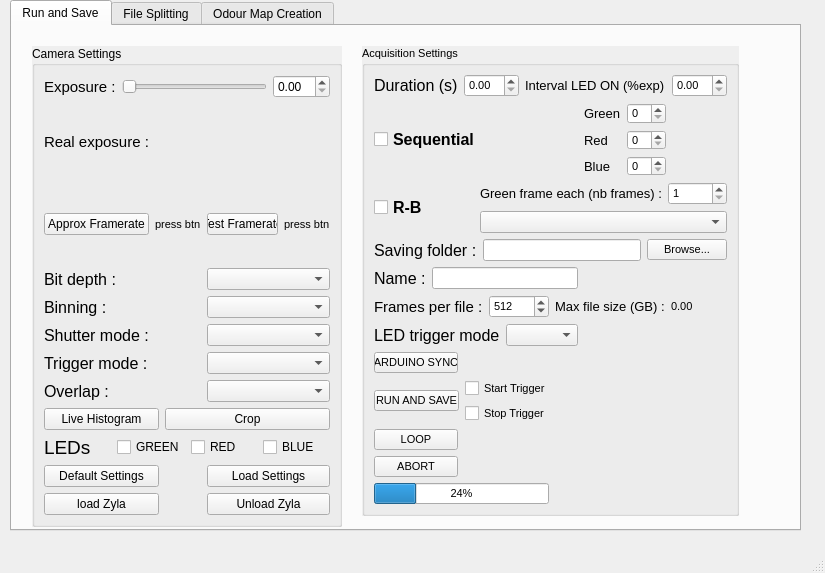
Above: isoi_window_V2.ui from JohnstonLab/OMMI before the change. Below: the same form after it.
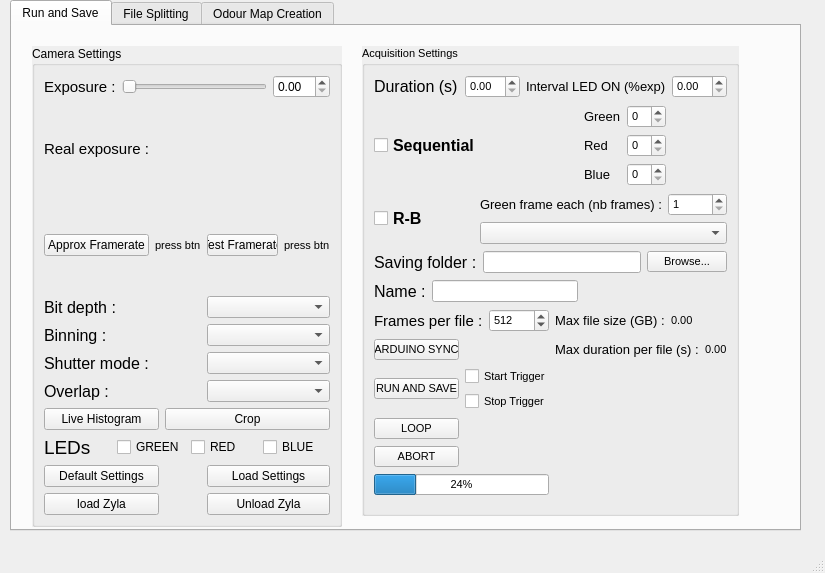
That is the form after the change.

Commit message: LED trigger mode GUI suppresion + external trigger mode testframerate suppression

Patch:
```diff
--- a/isoi_window_V2.ui
+++ b/isoi_window_V2.ui
@@ -161,22 +161,7 @@
        <item row="5" column="3">
         <widget class="QComboBox" name="shutBox"/>
        </item>
-       <item row="6" column="0" colspan="2">
-        <widget class="QLabel" name="label_14">
-         <property name="font">
-          <font>
-           <pointsize>12</pointsize>
-          </font>
-         </property>
-         <property name="text">
-          <string>Trigger mode :</string>
-         </property>
-        </widget>
-       </item>
-       <item row="6" column="3">
-        <widget class="QComboBox" name="triggerBox"/>
-       </item>
-       <item row="7" column="0">
+       <item row="6" column="0">
         <widget class="QLabel" name="label_18">
          <property name="font">
           <font>
@@ -188,24 +173,24 @@
          </property>
         </widget>
        </item>
-       <item row="7" column="3">
+       <item row="6" column="3">
         <widget class="QComboBox" name="overlapBox"/>
        </item>
-       <item row="8" column="0" colspan="2">
+       <item row="7" column="0" colspan="2">
         <widget class="QPushButton" name="histoBtn">
          <property name="text">
           <string>Live Histogram</string>
          </property>
         </widget>
        </item>
-       <item row="8" column="2" colspan="2">
+       <item row="7" column="2" colspan="2">
         <widget class="QPushButton" name="cropBtn">
          <property name="text">
           <string>Crop</string>
          </property>
         </widget>
        </item>
-       <item row="9" column="0" colspan="4">
+       <item row="8" column="0" colspan="4">
         <layout class="QHBoxLayout" name="horizontalLayout_6">
          <item>
           <widget class="QLabel" name="label_2">
@@ -242,14 +227,14 @@
          </item>
         </layout>
        </item>
-       <item row="10" column="0" colspan="2">
+       <item row="9" column="0" colspan="2">
         <widget class="QPushButton" name="defaultSettingsBtn">
          <property name="text">
           <string>Default Settings</string>
          </property>
         </widget>
        </item>
-       <item row="11" column="0" colspan="2">
+       <item row="10" column="0" colspan="2">
         <widget class="QPushButton" name="loadBtn">
          <property name="text">
           <string>load Zyla</string>
@@ -282,14 +267,14 @@
          </item>
         </layout>
        </item>
-       <item row="10" column="3">
+       <item row="9" column="3">
         <widget class="QPushButton" name="loadSettingsFileBtn">
          <property name="text">
           <string>Load Settings</string>
          </property>
         </widget>
        </item>
-       <item row="11" column="3">
+       <item row="10" column="3">
         <widget class="QPushButton" name="unloadBtn">
          <property name="text">
           <string>Unload Zyla</string>
@@ -310,8 +295,6 @@
       <zorder></zorder>
       <zorder>shutBox</zorder>
       <zorder>label_13</zorder>
-      <zorder>label_14</zorder>
-      <zorder>triggerBox</zorder>
       <zorder>overlapBox</zorder>
       <zorder>label_18</zorder>
       <zorder>defaultSettingsBtn</zorder>
@@ -585,33 +568,14 @@
          </item>
         </layout>
        </item>
-       <item row="6" column="0" colspan="4">
-        <layout class="QHBoxLayout" name="horizontalLayout_3">
-         <item>
-          <widget class="QLabel" name="label_16">
-           <property name="font">
-            <font>
-             <pointsize>12</pointsize>
-            </font>
-           </property>
-           <property name="text">
-            <string>LED trigger mode :</string>
-           </property>
-          </widget>
-         </item>
-         <item>
-          <widget class="QComboBox" name="ledTrigBox"/>
-         </item>
-        </layout>
-       </item>
-       <item row="7" column="0">
+       <item row="6" column="0">
         <widget class="QPushButton" name="arduinoBtn">
          <property name="text">
           <string>ARDUINO SYNC</string>
          </property>
         </widget>
        </item>
-       <item row="8" column="0" colspan="3">
+       <item row="7" column="0" colspan="3">
         <layout class="QHBoxLayout" name="horizontalLayout_2">
          <item>
           <widget class="QPushButton" name="runSaveBtn">
@@ -640,27 +604,50 @@
          </item>
         </layout>
        </item>
-       <item row="9" column="0">
+       <item row="8" column="0">
         <widget class="QPushButton" name="loopBtn">
          <property name="text">
           <string>LOOP</string>
          </property>
         </widget>
        </item>
-       <item row="10" column="0">
+       <item row="9" column="0">
         <widget class="QPushButton" name="abortBtn">
          <property name="text">
           <string>ABORT</string>
          </property>
         </widget>
        </item>
-       <item row="11" column="0" colspan="3">
+       <item row="10" column="0" colspan="3">
         <widget class="QProgressBar" name="progressBar">
          <property name="value">
           <number>24</number>
          </property>
         </widget>
        </item>
+       <item row="6" column="3" colspan="3">
+        <layout class="QHBoxLayout" name="horizontalLayout_13">
+         <item>
+          <widget class="QLabel" name="label_14">
+           <property name="font">
+            <font>
+             <pointsize>10</pointsize>
+            </font>
+           </property>
+           <property name="text">
+            <string>Max duration per file (s) :</string>
+           </property>
+          </widget>
+         </item>
+         <item>
+          <widget class="QLabel" name="durationPerFileLabel">
+           <property name="text">
+            <string>0.00</string>
+           </property>
+          </widget>
+         </item>
+        </layout>
+       </item>
       </layout>
       <zorder>label_15</zorder>
       <zorder>expRatio</zorder>
@@ -672,6 +659,7 @@
       <zorder>rgbMode</zorder>
       <zorder></zorder>
       <zorder>loopBtn</zorder>
+      <zorder>layoutWidget</zorder>
      </widget>
     </widget>
     <widget class="QWidget" name="tab_2">
```
The commit also changes 3 other files.
